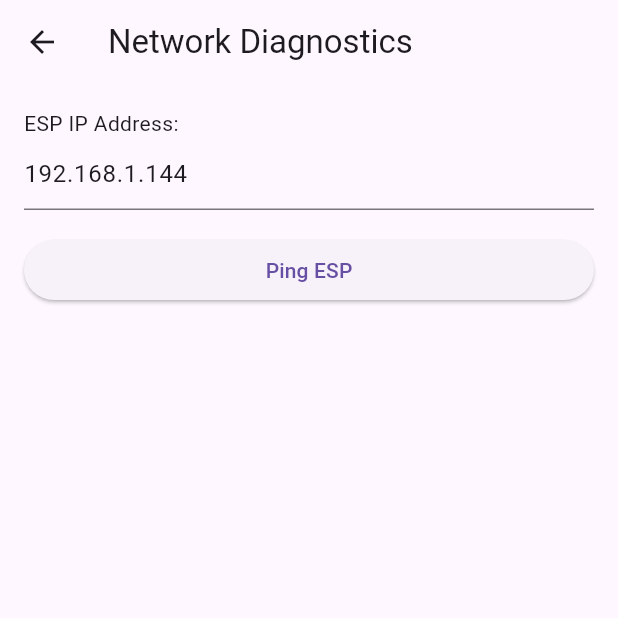
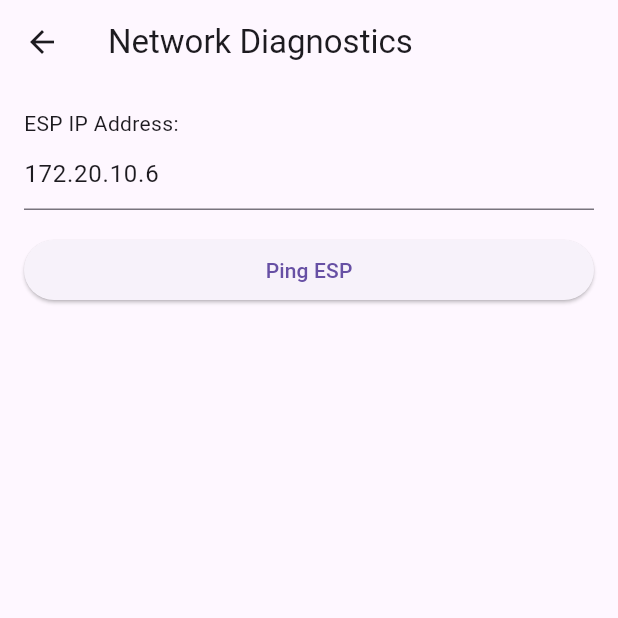
Before and after one commit to BenDNKennedy/SHADE_FLUTTER_APP, a Flutter app: the screen it shows after launch, after a tap on the "wifi tethering" icon, on a phone screen of 412 x 824 dp, the top half of it. Run offline on Flutter 3.47's test engine with Material 3 defaults, Android fonts, the phone set to English and light mode, and no system bars; our stand-ins replace fl_chart, shared_preferences, sqflite; accounts and stored records are empty; network calls fail.

Commit message:
pages updated to support historical chart polling an sqf database and live money savings tracker

```diff
--- a/lib/pages/home_page.dart
+++ b/lib/pages/home_page.dart
@@ -17,6 +17,8 @@ import '../models/solar_data.dart';
 import '../services/db_service.dart';
 import '../widgets/historical_chart.dart';
 import '../models/averaged_data.dart';
+import 'package:shared_preferences/shared_preferences.dart';
+
 
 
 class HomePage extends StatefulWidget {
@@ -44,8 +46,11 @@ class _HomePageState extends State<HomePage> {
 
   Future<void> fetchData() async {
     try {
-      final uri = Uri.parse('http://${AppConstants.espIp}/solar');
-      final response = await http.get(uri);
+      // final uri = Uri.parse('http://${AppConstants.espIp}/solar');
+      final ip = await PrefsService.instance.loadEspIp() ?? '172.20.10.6';
+      final uri = Uri.parse('http://$ip/solar');
+      print("🌐 Trying ESP at $ip");
+      final response = await http.get(uri).timeout(const Duration(seconds: 3));
 
       isConnected = response.statusCode == 200;
 
@@ -57,7 +62,7 @@ class _HomePageState extends State<HomePage> {
         if (data['solar_index'] != null) {
           solarIndex = (data['solar_index'] as num).toDouble();
 
-          final config = await PrefsService().loadConfig();
+          final config = await PrefsService.instance.loadConfig();
           print('Loaded config: ${config.toJson()}');
           print('Base power: ${config.projectedPowerWatts}');
 
@@ -66,10 +71,9 @@ class _HomePageState extends State<HomePage> {
           hasData = true;
 
           if (projectedPower != null) {
-            setState(() {
-              print('⏱️ Added ${projectedPower! * (5.0 / 3600.0)} Wh, total: $totalEnergyWh');
-              totalEnergyWh += (projectedPower! * (5.0 / 3600.0));
-            });
+            final addedWh = projectedPower! * (5.0 / 3600.0);
+            totalEnergyWh += addedWh;
+            print('⏱️ Added ${projectedPower! * (5.0 / 3600.0)} Wh, total: $totalEnergyWh');
           }
 
           powerHistory.add(FlSpot(timeStep.toDouble(), projectedPower ?? 0));
@@ -91,6 +95,13 @@ class _HomePageState extends State<HomePage> {
 
     setState(() {});
   }
+
+  Future<void> saveEspIp(String ip) async {
+    final prefs = await SharedPreferences.getInstance();
+    await prefs.setString('espIp', ip);
+    print("💾 Saved new ESP IP: $ip");  // ✅ debug
+  }
+
 
   @override
   void initState() {
@@ -138,11 +149,12 @@ class _HomePageState extends State<HomePage> {
             ),
             IconButton(
               icon: const Icon(Icons.wifi_tethering),
-              onPressed: () {
-                Navigator.push(
+              onPressed: () async {
+                await Navigator.push(
                   context,
                   MaterialPageRoute(builder: (_) => const NetworkPage()),
                 );
+                await fetchData();
               },
             ),
           ], // your existing buttons
--- a/lib/pages/network_page.dart
+++ b/lib/pages/network_page.dart
@@ -4,6 +4,7 @@ import 'dart:async';
 import 'package:flutter/material.dart';
 import 'package:http/http.dart' as http;
 import '../utils/constants.dart';
+import '../services/prefs_service.dart';
 
 class NetworkPage extends StatefulWidget {
   const NetworkPage({super.key});
@@ -11,11 +12,29 @@ class NetworkPage extends StatefulWidget {
   @override
   State<NetworkPage> createState() => _NetworkPageState();
 }
-
 class _NetworkPageState extends State<NetworkPage> {
-  final TextEditingController _ipController = TextEditingController(text: AppConstants.espIp);
+  late TextEditingController _ipController;
   String _statusMessage = '';
   bool _isPinging = false;
+
+  @override
+  void initState() {
+    super.initState();
+    _ipController = TextEditingController();
+
+    // ✅ Load saved IP (or fallback) asynchronously
+    AppConstants.espIp.then((ip) {
+      setState(() {
+        _ipController.text = ip;
+      });
+    });
+  }
+
+  @override
+  void dispose() {
+    _ipController.dispose();
+    super.dispose();
+  }
 
   Future<void> _pingESP() async {
     setState(() {
@@ -24,11 +43,23 @@ class _NetworkPageState extends State<NetworkPage> {
     });
 
     try {
-      final response = await http.get(Uri.parse('http://${_ipController.text}/solar')).timeout(const Duration(seconds: 3));
+      final ip = _ipController.text.trim();
+      final response = await http
+          .get(Uri.parse('http://$ip/solar'))
+          .timeout(const Duration(seconds: 3));
+
       if (response.statusCode == 200) {
+        await PrefsService.instance.saveEspIp(ip);
+
         setState(() {
-          _statusMessage = '✅ ESP Responded: ${response.body}';
+          _statusMessage = '✅ ESP Responded and IP saved: $ip';
         });
+
+        if (mounted) {
+          ScaffoldMessenger.of(context).showSnackBar(
+            SnackBar(content: Text('ESP IP set to $ip')),
+          );
+        }
       } else {
         setState(() {
           _statusMessage = '⚠️ Response error: ${response.statusCode}';
--- a/lib/utils/constants.dart
+++ b/lib/utils/constants.dart
@@ -1,4 +1,5 @@
 // File: lib/utils/constants.dart
+import '../../services/prefs_service.dart';
 
 class AppConstants {
   static const defaultPanelArea = 1.7; // in m²
@@ -7,11 +8,18 @@ class AppConstants {
   static const defaultPanelWattage = 370.0;
   static const defaultMpptBoost = 1.05;
 
-  static const espIp = '192.168.1.144'; // Default for testing
+  // static const espIp = '192.168.1.144'; // Default for testing
 
   static const panelOptions = [
     300.0,
     370.0,
     450.0,
   ];
+
+  static Future<String> get espIp async {
+    final ip = await PrefsService.instance.loadEspIp();
+    return ip ?? '172.20.10.6'; // fallback default
+  }
+
+
 }
```
